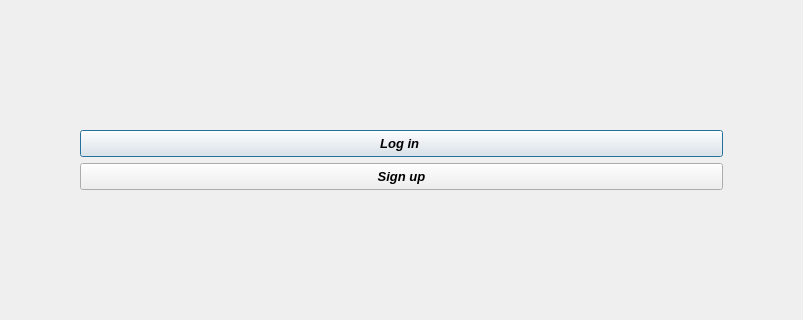
Above: ui/choicewindow.ui from Avesta85/JukeBox before the change; both pictures show x 244 to 1047 and y 400 to 720 of the 1291 by 841 pixel window. Below: the same form after it.
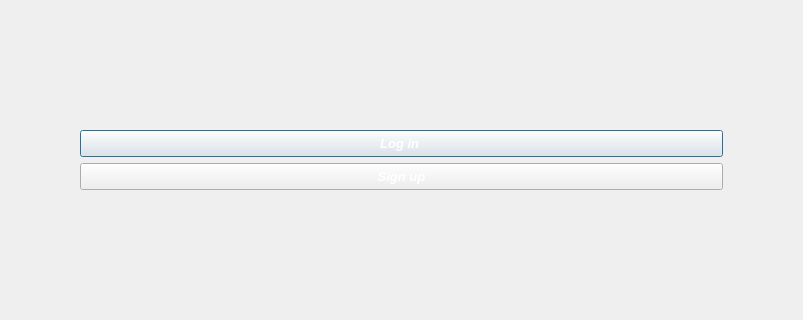
That is the form after the change. Icons and pictures are not drawn.

The edit to the form file:
```diff
--- a/ui/choicewindow.ui
+++ b/ui/choicewindow.ui
@@ -123,7 +123,7 @@
     font-size: 10pt;                           
     font-weight: 700;                           
     font-style: italic;                        
-    color: black;                               
+    color: white;                               
     /*background-color: transparent;            
     border: none;       */                        
     padding: 5px;                               
@@ -143,7 +143,7 @@
     font-size: 10pt;                           
     font-weight: 700;                           
     font-style: italic;                        
-    color: black;                               
+    color: white;                               
     /*background-color: transparent;            
     border: none;       */                        
     padding: 5px;                               
```
